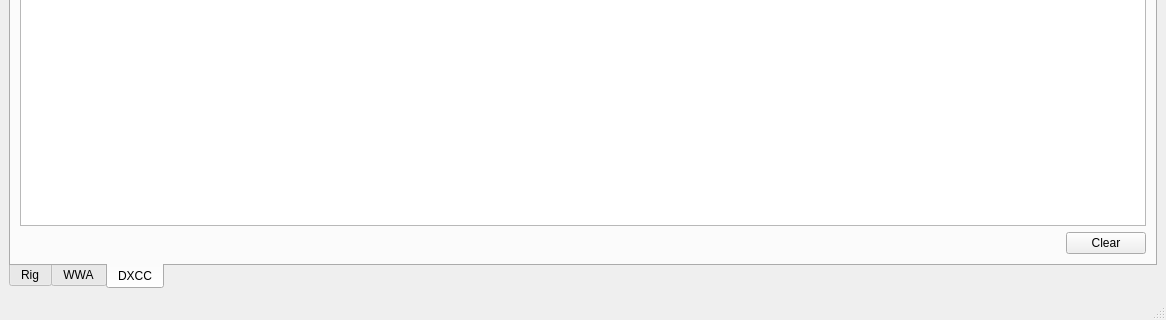
Above: mainwindow.ui from eloranta/HamVibe before the change; both pictures show x 0 to 1166 and y 304 to 624 of the 1166 by 624 pixel window. Below: the same form after it.
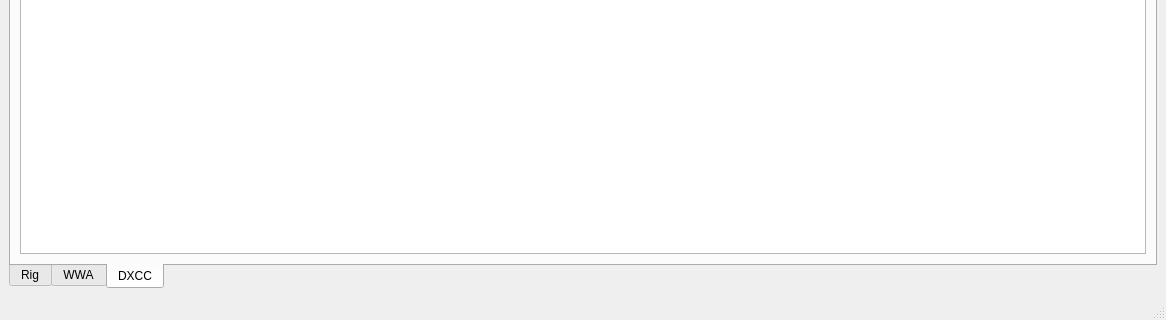
That is the form after the change. Custom widgets are drawn as their Qt base class.

Commit message: started dxcc all over again

The edit to the form file:
```diff
--- a/mainwindow.ui
+++ b/mainwindow.ui
@@ -1067,30 +1067,6 @@
           <item>
            <widget class="QTableView" name="dxccTableView"/>
           </item>
-          <item>
-           <layout class="QHBoxLayout" name="horizontalLayout_9">
-            <item>
-             <spacer name="horizontalSpacer_10">
-              <property name="orientation">
-               <enum>Qt::Orientation::Horizontal</enum>
-              </property>
-              <property name="sizeHint" stdset="0">
-               <size>
-                <width>40</width>
-                <height>20</height>
-               </size>
-              </property>
-             </spacer>
-            </item>
-            <item>
-             <widget class="QPushButton" name="dxccClearButton">
-              <property name="text">
-               <string>Clear</string>
-              </property>
-             </widget>
-            </item>
-           </layout>
-          </item>
          </layout>
         </item>
        </layout>
```
The commit also changes 4 other files.
